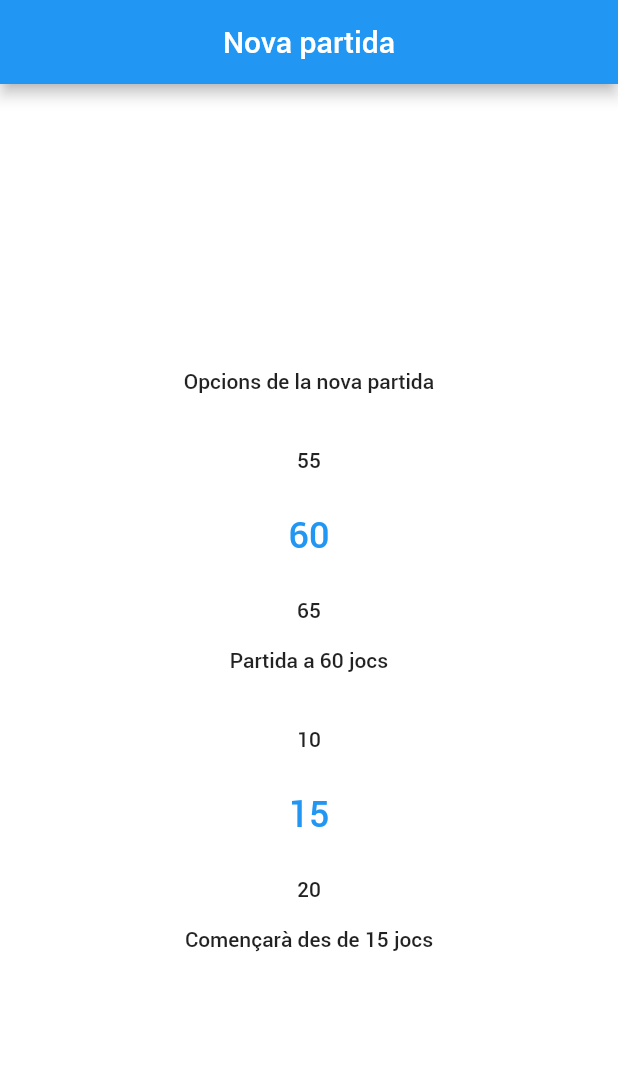
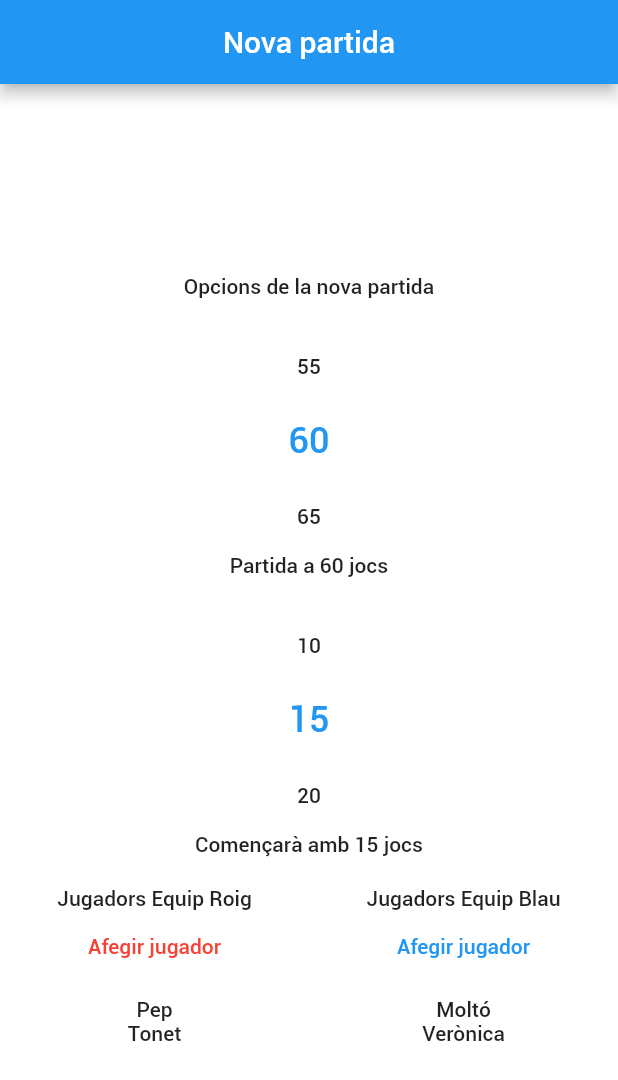
Before and after one commit to david1707/marcador_pilota, a Flutter app: the screen it shows after launch, on a phone screen of 412 x 824 dp. Shown: the top 1080 px of the screen. Run offline on Flutter 3.47's test engine with Material 2 defaults, Android fonts, the phone set to English and light mode, and no system bars; drawn by our look-alikes of numberpicker; missing offline and left inert: shared_preferences_web.

Commit message:
NovaPartidaScreen placeholders

```diff
--- a/lib/screens/nova_partida_screen.dart
+++ b/lib/screens/nova_partida_screen.dart
@@ -12,6 +12,8 @@ class NovaPartidaScreen extends StatefulWidget {
 class _NovaPartidaScreenState extends State<NovaPartidaScreen> {
   int _jocsMinimNovaPartida = 15;
   int _jocsMaximNovaPartida = 60;
+  final List<String> jugadorsEquipRoig = ['Pep', 'Tonet'];
+  final List<String> jugadorsEquipBlau = ['Moltó', 'Verònica'];
 
   @override
   Widget build(BuildContext context) {
@@ -56,7 +58,42 @@ class _NovaPartidaScreenState extends State<NovaPartidaScreen> {
                     onChanged: (value) {
                       setState(() => _jocsMinimNovaPartida = value);
                     }),
-                Text('Començarà des de $_jocsMinimNovaPartida jocs'),
+                Text('Començarà amb $_jocsMinimNovaPartida jocs'),
+                SizedBox(height: 20),
+                Row(
+                  mainAxisAlignment: MainAxisAlignment.spaceAround,
+                  children: [
+                    Column(
+                      children: [
+                        Text('Jugadors Equip Roig'),
+                        TextButton(
+                          onPressed: () {},
+                          child: Text(
+                            'Afegir jugador',
+                            style: TextStyle(color: Colors.red),
+                          ),
+                        ),
+                        SizedBox(height: 10),
+                        ...jugadorsEquipRoig
+                            .map((jugador) => Text(jugador))
+                            .toList(),
+                      ],
+                    ),
+                    Column(
+                      children: [
+                        Text('Jugadors Equip Blau'),
+                        TextButton(
+                          onPressed: () {},
+                          child: Text('Afegir jugador'),
+                        ),
+                        SizedBox(height: 10),
+                        ...jugadorsEquipBlau
+                            .map((jugador) => Text(jugador))
+                            .toList(),
+                      ],
+                    ),
+                  ],
+                )
               ],
             ),
           ],
```
